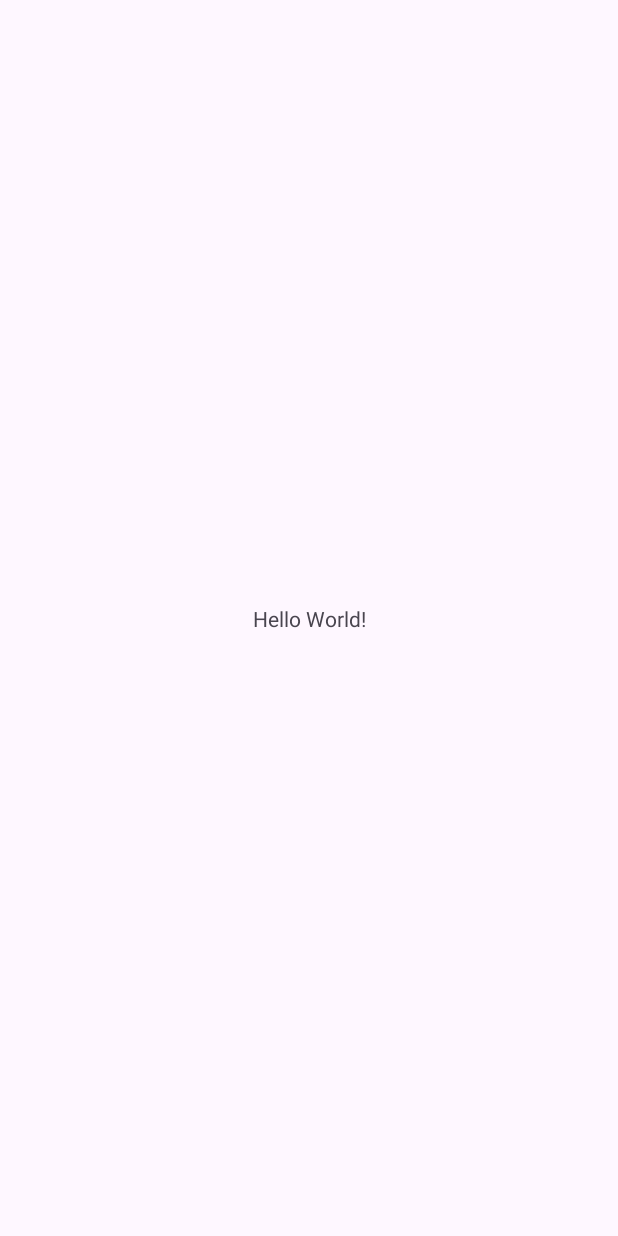
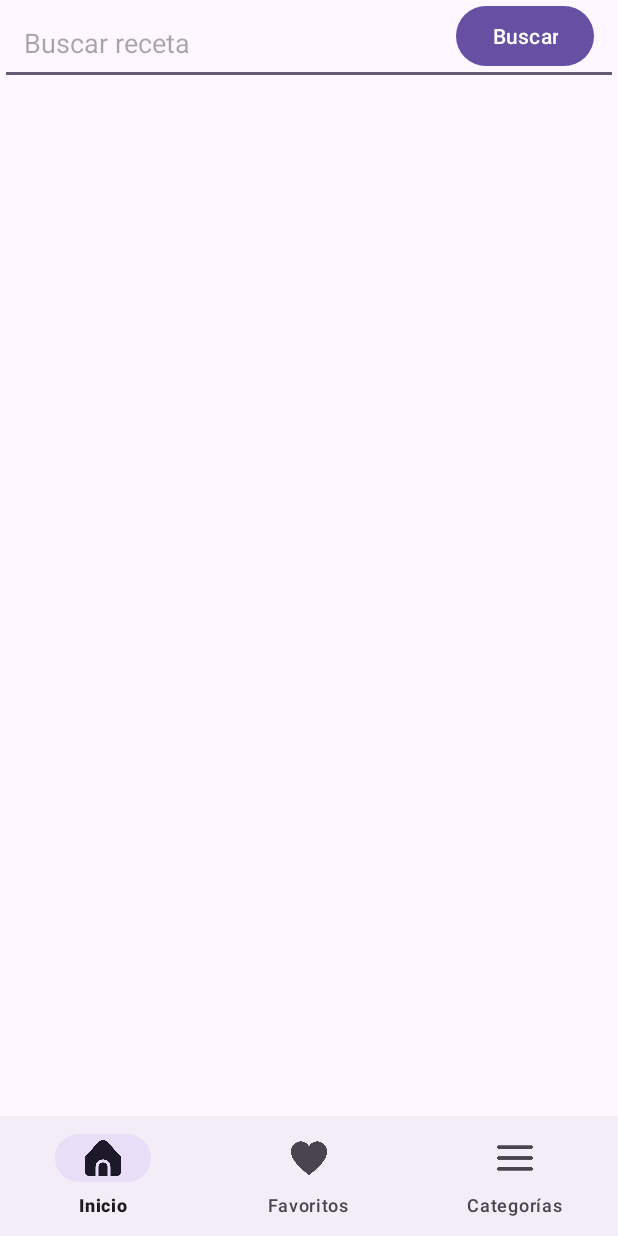
Before and after one commit to martarodriguezm/EuneizChefAndroid, an Android app: the screen it shows after launch (MainActivity), on a phone screen of 412 x 824 dp. Before the commit the screen is almost empty. Run offline under Robolectric (Android 15) with nearby library versions, the phone set to English and light mode, and no system bars.

Commit message:
Crear Activities (+ sus layouts)

```diff
--- a/app/src/main/AndroidManifest.xml
+++ b/app/src/main/AndroidManifest.xml
@@ -13,6 +13,12 @@
         android:theme="@style/Theme.EuneizChef"
         tools:targetApi="31">
         <activity
+            android:name=".CategoriesActivity"
+            android:exported="false" />
+        <activity
+            android:name=".FavoritesActivity"
+            android:exported="false" />
+        <activity
             android:name=".MainActivity"
             android:exported="true">
             <intent-filter>
--- a/app/src/main/res/layout/activity_main.xml
+++ b/app/src/main/res/layout/activity_main.xml
@@ -7,13 +7,28 @@
     android:layout_height="match_parent"
     tools:context=".MainActivity">
 
-    <TextView
-        android:layout_width="wrap_content"
-        android:layout_height="wrap_content"
-        android:text="Hello World!"
-        app:layout_constraintBottom_toBottomOf="parent"
-        app:layout_constraintEnd_toEndOf="parent"
-        app:layout_constraintStart_toStartOf="parent"
-        app:layout_constraintTop_toTopOf="parent" />
+        <EditText
+            android:id="@+id/searchEditText"
+            android:layout_width="match_parent"
+            android:layout_height="wrap_content"
+            android:hint="Buscar receta"
+            android:padding="16dp"
+            android:inputType="text" />
+
+        <Button
+            android:id="@+id/searchButton"
+            android:layout_width="wrap_content"
+            android:layout_height="wrap_content"
+            android:layout_margin="16dp"
+            app:layout_constraintRight_toRightOf="parent"
+            android:text="Buscar" />
+
+        <!-- BottomNavigationView -->
+        <com.google.android.material.bottomnavigation.BottomNavigationView
+            android:id="@+id/bottomNavigationView"
+            android:layout_width="match_parent"
+            android:layout_height="wrap_content"
+            app:layout_constraintBottom_toBottomOf="parent"
+            app:menu="@menu/bottom_nav_menu"/>
 
 </androidx.constraintlayout.widget.ConstraintLayout>
```
Also changed, not shown: app/src/main/java/com/euneiz/euneizchef/CategoriesActivity.kt (added, +20 -0 lines), app/src/main/java/com/euneiz/euneizchef/FavoritesActivity.kt (added, +20 -0 lines), app/src/main/res/layout/activity_categories.xml (added, +20 -0 lines), app/src/main/res/layout/activity_favorites.xml (added, +19 -0 lines).
